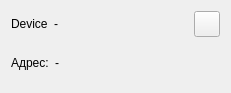
igorf7/OWController, file GUI/OWController/ds_other.ui: the form before one commit.
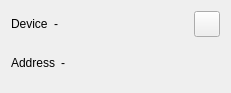
The form after the commit. Icons and pictures are not drawn.

What changed in the file:
```diff
--- a/GUI/OWController/ds_other.ui
+++ b/GUI/OWController/ds_other.ui
@@ -79,7 +79,7 @@
      <item>
       <widget class="QLabel" name="label_2">
        <property name="text">
-        <string>Адрес:</string>
+        <string>Address</string>
        </property>
       </widget>
      </item>
```
